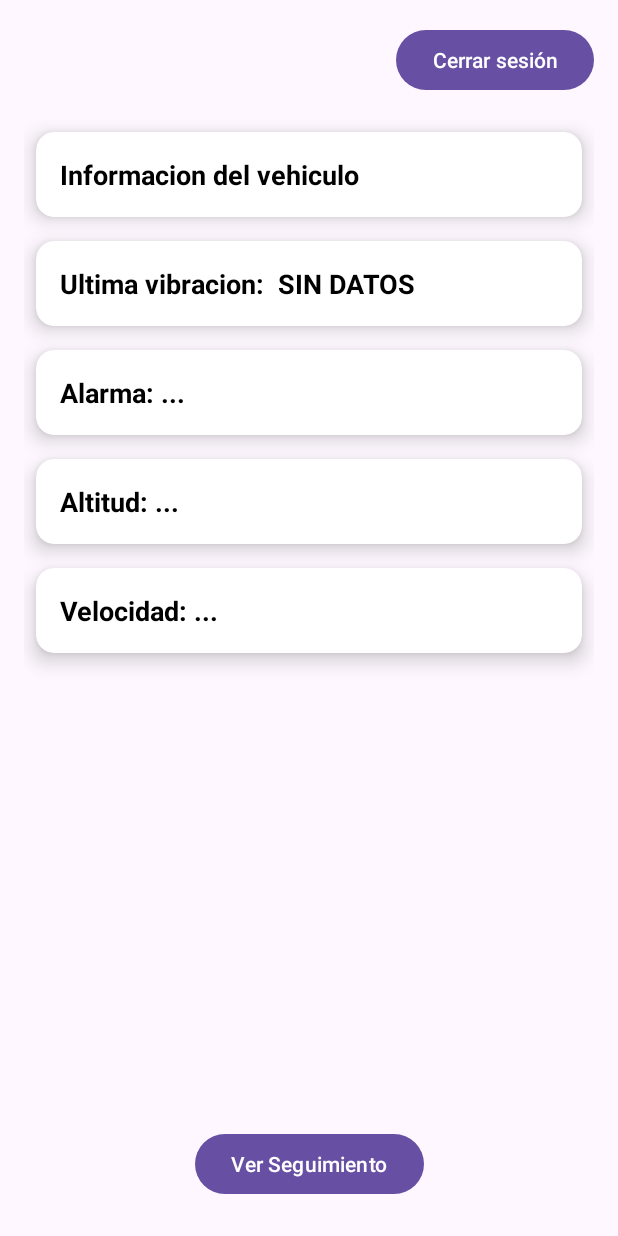
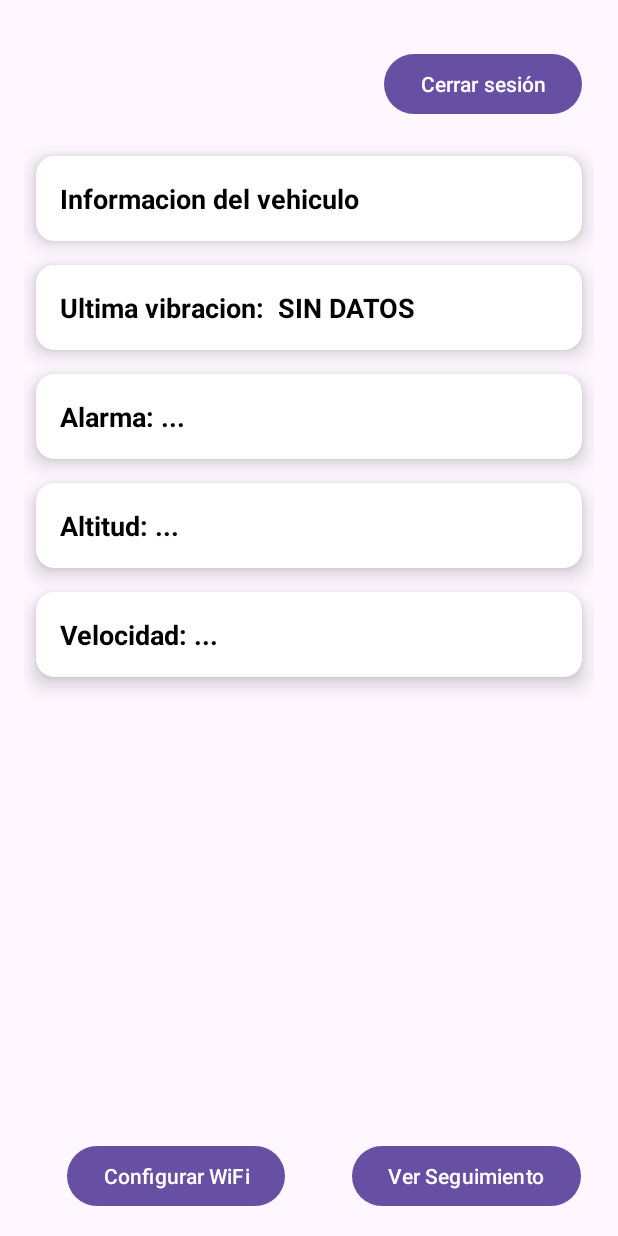
Before and after one commit to JavierOrdonez2001/Seguridad_Antirrobo, an Android app: the screen it shows after launch once a user with an empty profile is signed in (ListaDatos), on a phone screen of 412 x 824 dp. Run offline under Robolectric (Android 15) with nearby library versions, the phone set to English and light mode, and no system bars; our stand-ins replace Firebase (no records; nobody signed in at launch, a user with empty details on screens opened directly).

Commit message:
Configuracion Wifi integrada.

```diff
--- a/app/src/main/java/com/example/androidmaster/ListaDatos.java
+++ b/app/src/main/java/com/example/androidmaster/ListaDatos.java
@@ -190,6 +190,13 @@ public class ListaDatos extends AppCompatActivity {
             }
         }
 
+        Button btnConfigWifi = findViewById(R.id.btnConfigWifi);
+
+        btnConfigWifi.setOnClickListener(v -> {
+            Intent intent = new Intent(ListaDatos.this, ConfigWifiActivity.class);
+            startActivity(intent);
+        });
+
 
 
     }
--- a/app/src/main/res/layout/activity_lista_datos.xml
+++ b/app/src/main/res/layout/activity_lista_datos.xml
@@ -21,26 +21,40 @@
         app:layout_constraintStart_toStartOf="parent"
         app:layout_constraintEnd_toEndOf="parent" />
 
+
     <!-- Botón "Cerrar sesión" arriba a la derecha -->
+
+    <!-- Botón "Ver Seguimiento" centrado abajo -->
+
     <Button
         android:id="@+id/btnLogout"
         android:layout_width="wrap_content"
         android:layout_height="wrap_content"
+        android:layout_marginTop="32dp"
+        android:layout_marginEnd="24dp"
         android:text="Cerrar sesión"
-        app:layout_constraintTop_toTopOf="parent"
         app:layout_constraintEnd_toEndOf="parent"
-        android:layout_marginTop="16dp"
-        android:layout_marginEnd="16dp" />
+        app:layout_constraintTop_toTopOf="parent" />
 
-    <!-- Botón "Ver Seguimiento" centrado abajo -->
+    <Button
+        android:id="@+id/btnConfigWifi"
+        android:layout_width="wrap_content"
+        android:layout_height="wrap_content"
+        android:text="Configurar WiFi"
+        android:layout_marginBottom="16dp"
+        app:layout_constraintBottom_toBottomOf="parent"
+        app:layout_constraintEnd_toStartOf="@id/btnSeguimiento"
+        app:layout_constraintStart_toStartOf="parent" />
+
     <Button
         android:id="@+id/btnSeguimiento"
         android:layout_width="wrap_content"
         android:layout_height="wrap_content"
+        android:layout_marginBottom="16dp"
         android:text="Ver Seguimiento"
         app:layout_constraintBottom_toBottomOf="parent"
-        app:layout_constraintStart_toStartOf="parent"
         app:layout_constraintEnd_toEndOf="parent"
-        android:layout_marginBottom="24dp" />
+        app:layout_constraintHorizontal_bias="0.906"
+        app:layout_constraintStart_toStartOf="parent" />
 
 </androidx.constraintlayout.widget.ConstraintLayout>
```
Also changed, not shown: app/src/main/AndroidManifest.xml (+6 -6 lines), app/src/main/java/com/example/androidmaster/ConfigWifiActivity.java (added, +115 -0 lines), app/src/main/res/layout/activity_config_wifi2.xml (added, +59 -0 lines).
